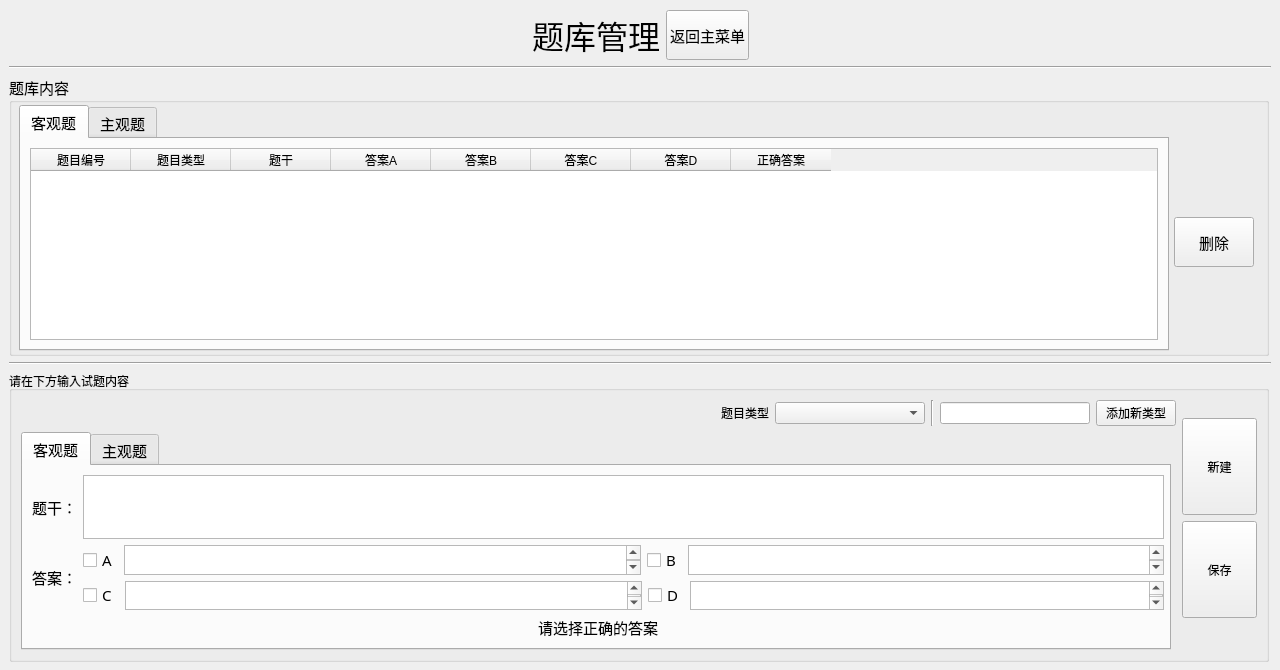
Above: server/QuestionsManageUI.ui from AlanForeverAi/Exams before the change. Below: the same form after it.
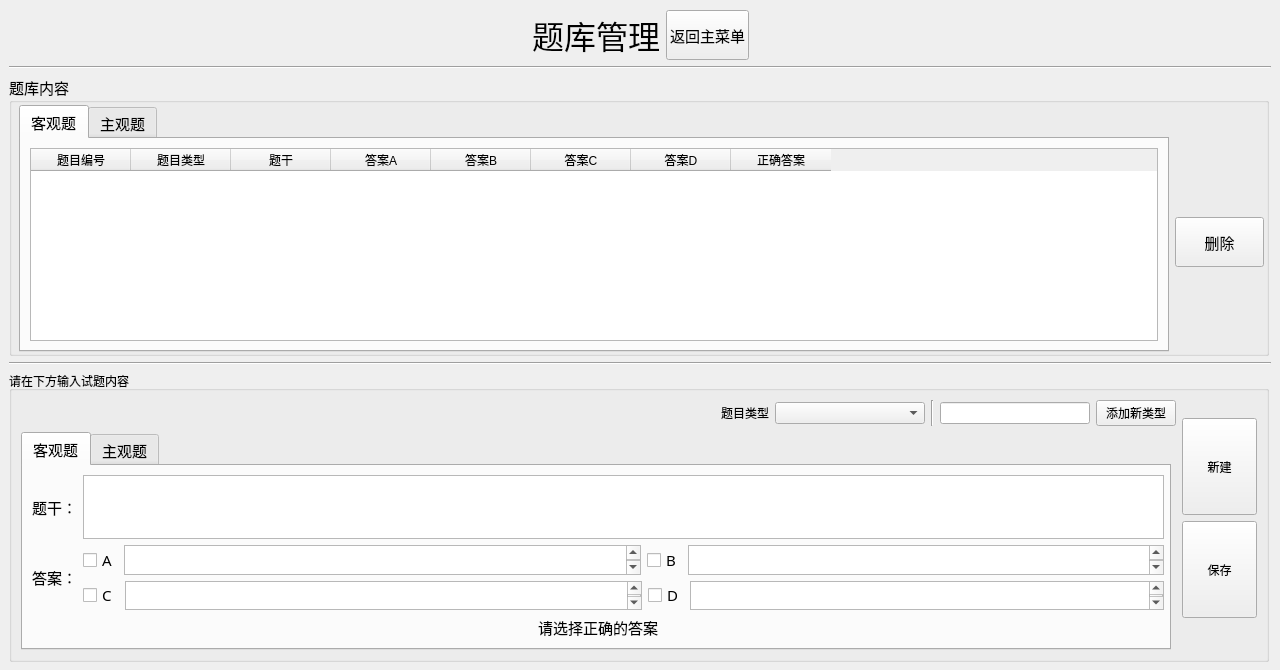
That is the form after the change. The open tabs and pages were chosen to show the change.

Patch:
```diff
--- a/server/QuestionsManageUI.ui
+++ b/server/QuestionsManageUI.ui
@@ -154,8 +154,8 @@
         <rect>
          <x>10</x>
          <y>30</y>
-         <width>1235</width>
-         <height>246</height>
+         <width>1245</width>
+         <height>247</height>
         </rect>
        </property>
        <layout class="QHBoxLayout" name="horizontalLayout_10">
```
Left out of the diff: 4 changed lines with no effect on the pictures.
